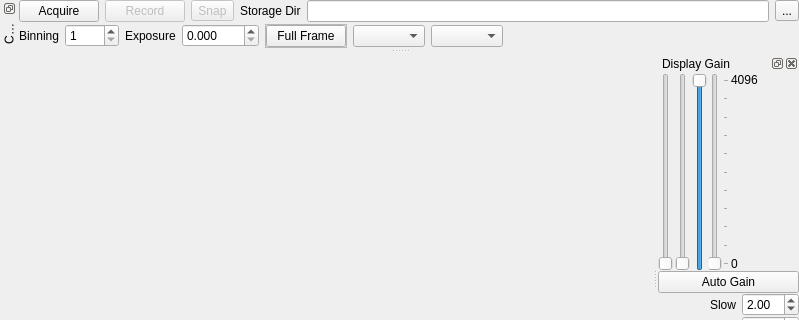
acq4/acq4, file lib/modules/Camera/CameraTemplate.ui: the form before one commit; both pictures show x 0 to 799 and y 0 to 320 of the 799 by 600 pixel window.
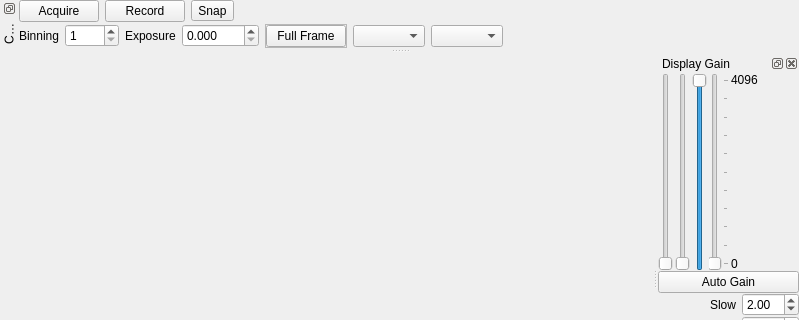
The form after the commit.

Commit message: DataManager is now working Camera UI uses datamanager for storage

```diff
--- a/lib/modules/Camera/CameraTemplate.ui
+++ b/lib/modules/Camera/CameraTemplate.ui
@@ -54,14 +54,6 @@
    </property>
   </widget>
   <widget class="QDockWidget" name="dockWidget" >
-   <property name="geometry" >
-    <rect>
-     <x>0</x>
-     <y>21</y>
-     <width>799</width>
-     <height>62</height>
-    </rect>
-   </property>
    <property name="sizePolicy" >
     <sizepolicy vsizetype="Preferred" hsizetype="Preferred" >
      <horstretch>0</horstretch>
@@ -69,7 +61,7 @@
     </sizepolicy>
    </property>
    <property name="features" >
-    <set>QDockWidget::DockWidgetFloatable|QDockWidget::DockWidgetMovable|QDockWidget::DockWidgetVerticalTitleBar</set>
+    <set>QDockWidget::DockWidgetFloatable|QDockWidget::DockWidgetMovable|QDockWidget::DockWidgetVerticalTitleBar|QDockWidget::NoDockWidgetFeatures</set>
    </property>
    <property name="windowTitle" >
     <string>Camera</string>
@@ -78,23 +70,24 @@
     <number>4</number>
    </attribute>
    <widget class="QWidget" name="dockWidgetContents" >
-    <property name="geometry" >
-     <rect>
-      <x>22</x>
-      <y>0</y>
-      <width>777</width>
-      <height>62</height>
-     </rect>
-    </property>
-    <layout class="QVBoxLayout" name="verticalLayout" >
+    <layout class="QVBoxLayout" >
      <property name="spacing" >
       <number>2</number>
      </property>
-     <property name="margin" >
+     <property name="leftMargin" >
+      <number>0</number>
+     </property>
+     <property name="topMargin" >
+      <number>0</number>
+     </property>
+     <property name="rightMargin" >
+      <number>0</number>
+     </property>
+     <property name="bottomMargin" >
       <number>0</number>
      </property>
      <item>
-      <layout class="QHBoxLayout" name="horizontalLayout" >
+      <layout class="QHBoxLayout" >
        <property name="spacing" >
         <number>6</number>
        </property>
@@ -111,7 +104,7 @@
        <item>
         <widget class="QPushButton" name="btnRecord" >
          <property name="enabled" >
-          <bool>false</bool>
+          <bool>true</bool>
          </property>
          <property name="text" >
           <string>Record</string>
@@ -127,7 +120,7 @@
        <item>
         <widget class="QToolButton" name="btnSnap" >
          <property name="enabled" >
-          <bool>false</bool>
+          <bool>true</bool>
          </property>
          <property name="text" >
           <string>Snap</string>
@@ -135,33 +128,22 @@
         </widget>
        </item>
        <item>
-        <widget class="QLabel" name="label" >
-         <property name="text" >
-          <string>Storage Dir</string>
+        <spacer>
+         <property name="orientation" >
+          <enum>Qt::Horizontal</enum>
          </property>
-        </widget>
-       </item>
-       <item>
-        <widget class="QLineEdit" name="txtStorageDir" >
-         <property name="sizePolicy" >
-          <sizepolicy vsizetype="Fixed" hsizetype="Expanding" >
-           <horstretch>5</horstretch>
-           <verstretch>0</verstretch>
-          </sizepolicy>
+         <property name="sizeHint" >
+          <size>
+           <width>40</width>
+           <height>20</height>
+          </size>
          </property>
-        </widget>
-       </item>
-       <item>
-        <widget class="QToolButton" name="btnSelectDir" >
-         <property name="text" >
-          <string>...</string>
-         </property>
-        </widget>
+        </spacer>
        </item>
       </layout>
      </item>
      <item>
-      <layout class="QHBoxLayout" name="horizontalLayout_2" >
+      <layout class="QHBoxLayout" >
        <property name="spacing" >
         <number>6</number>
        </property>
@@ -240,11 +222,11 @@
         <widget class="QComboBox" name="comboShutterMode" />
        </item>
        <item>
-        <spacer name="horizontalSpacer" >
+        <spacer>
          <property name="orientation" >
           <enum>Qt::Horizontal</enum>
          </property>
-         <property name="sizeHint" stdset="0" >
+         <property name="sizeHint" >
           <size>
            <width>40</width>
            <height>20</height>
```
Left out of the diff: 184 changed lines with no effect on the pictures. The commit also changes 6 other files.
